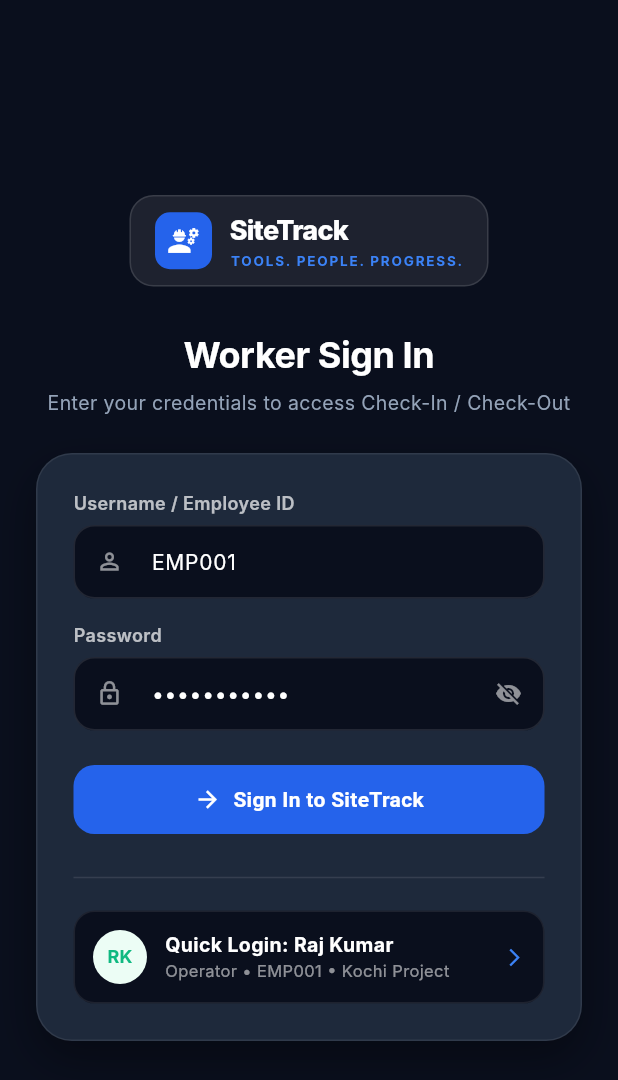
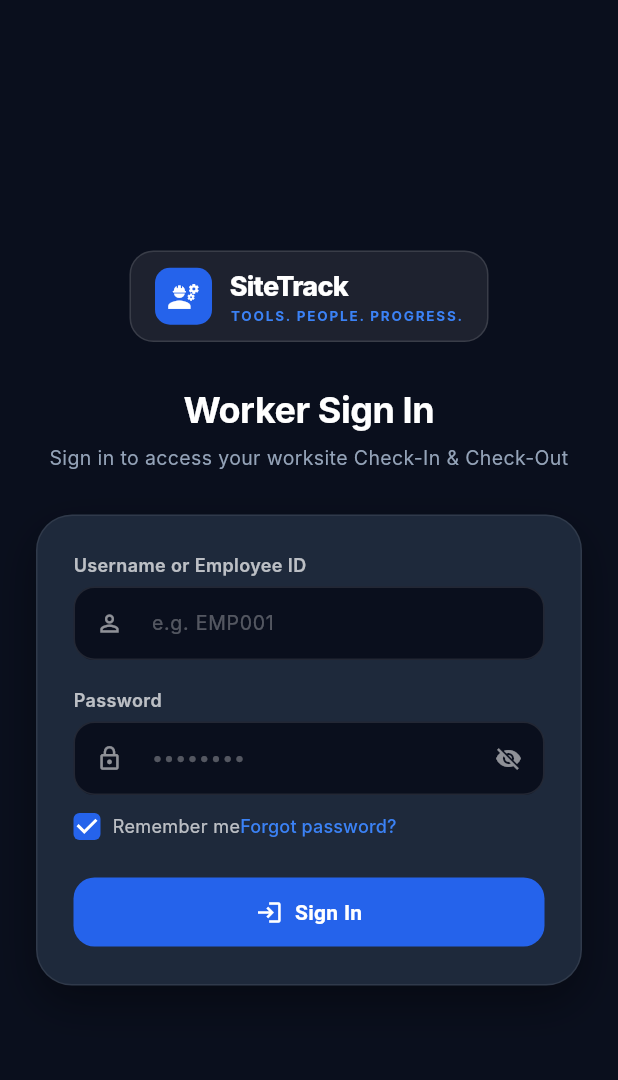
Before and after one commit to naveeniam45-prog/Sitetracker, a Flutter app: the screen it shows after launch, on a phone screen of 412 x 824 dp. Shown: the top 1080 px of the screen. Run offline on Flutter 3.47's test engine with Material 3 defaults, Android fonts, the phone set to English and light mode, and no system bars; accounts and stored records are empty; Roboto replaces fonts that are missing (Inter).

Commit message:
feat: clean login page ready for API integration without quick login

```diff
--- a/lib/features/auth/screens/login_screen.dart
+++ b/lib/features/auth/screens/login_screen.dart
@@ -13,43 +13,54 @@ class LoginScreen extends StatefulWidget {
 }
 
 class _LoginScreenState extends State<LoginScreen> {
-  final TextEditingController _usernameController = TextEditingController(text: 'EMP001');
-  final TextEditingController _passwordController = TextEditingController(text: 'password123');
+  final _formKey = GlobalKey<FormState>();
+  final TextEditingController _usernameController = TextEditingController();
+  final TextEditingController _passwordController = TextEditingController();
   bool _obscurePassword = true;
+  bool _rememberMe = true;
   String? _errorMessage;
   bool _isLoading = false;
 
+  @override
+  void dispose() {
+    _usernameController.dispose();
+    _passwordController.dispose();
+    super.dispose();
+  }
+
   void _handleLogin() async {
+    // Dismiss keyboard
+    FocusScope.of(context).unfocus();
+
+    if (!_formKey.currentState!.validate()) {
+      return;
+    }
+
     setState(() {
       _isLoading = true;
       _errorMessage = null;
     });
 
-    await Future.delayed(const Duration(milliseconds: 300));
+    final provider = context.read<AppStateProvider>();
+    final result = await provider.loginWithApi(
+      _usernameController.text.trim(),
+      _passwordController.text,
+    );
 
     if (!mounted) return;
-    final provider = context.read<AppStateProvider>();
-    final success = provider.login(_usernameController.text);
 
     setState(() {
       _isLoading = false;
     });
 
-    if (success) {
-      if (!mounted) return;
+    if (result.isSuccess) {
       // Navigate directly to Worker Check-In / Check-Out
       Navigator.pushReplacementNamed(context, RouteNames.workerCheckIn);
     } else {
       setState(() {
-        _errorMessage = 'Invalid username or password. (Demo: EMP001 / password123)';
+        _errorMessage = result.errorMessage ?? 'Invalid username or password. Please verify your credentials.';
       });
     }
-  }
-
-  void _quickLogin(String identifier) {
-    _usernameController.text = identifier;
-    _passwordController.text = 'password123';
-    _handleLogin();
   }
 
   @override
@@ -59,14 +70,18 @@ class _LoginScreenState extends State<LoginScreen> {
       body: SafeArea(
         child: Center(
           child: SingleChildScrollView(
-            padding: const EdgeInsets.symmetric(horizontal: 24, vertical: 20),
+            padding: const EdgeInsets.symmetric(horizontal: 24, vertical: 24),
             child: ConstrainedBox(
               constraints: const BoxConstraints(maxWidth: 400),
+              child: Form(
+                key: _formKey,
                 child: Column(
                   mainAxisAlignment: MainAxisAlignment.center,
+                  crossAxisAlignment: CrossAxisAlignment.stretch,
                   children: [
-                  // Brand Header
-                  Container(
+                    // Brand Header Badge
+                    Center(
+                      child: Container(
                         padding: const EdgeInsets.symmetric(horizontal: 16, vertical: 10),
                         decoration: BoxDecoration(
                           color: Colors.white.withValues(alpha: 0.08),
@@ -116,9 +131,12 @@ class _LoginScreenState extends State<LoginScreen> {
                           ],
                         ),
                       ),
+                    ),
 
                     const SizedBox(height: 28),
-                  const Text(
+
+                    const Center(
+                      child: Text(
                         'Worker Sign In',
                         style: TextStyle(
                           color: Colors.white,
@@ -127,19 +145,22 @@ class _LoginScreenState extends State<LoginScreen> {
                           letterSpacing: -0.3,
                         ),
                       ),
+                    ),
                     const SizedBox(height: 6),
-                  const Text(
-                    'Enter your credentials to access Check-In / Check-Out',
+                    const Center(
+                      child: Text(
+                        'Sign in to access your worksite Check-In & Check-Out',
                         textAlign: TextAlign.center,
                         style: TextStyle(
                           color: AppColors.textMuted,
                           fontSize: 13,
                         ),
                       ),
+                    ),
 
-                  const SizedBox(height: 24),
+                    const SizedBox(height: 28),
 
-                  // Login Form Card
+                    // Clean Login Form Card
                     Container(
                       padding: const EdgeInsets.all(24),
                       decoration: BoxDecoration(
@@ -157,6 +178,7 @@ class _LoginScreenState extends State<LoginScreen> {
                       child: Column(
                         crossAxisAlignment: CrossAxisAlignment.start,
                         children: [
+                          // Error Banner
                           if (_errorMessage != null) ...[
                             Container(
                               padding: const EdgeInsets.all(12),
@@ -166,24 +188,25 @@ class _LoginScreenState extends State<LoginScreen> {
                                 border: Border.all(color: AppColors.danger.withValues(alpha: 0.4)),
                               ),
                               child: Row(
+                                crossAxisAlignment: CrossAxisAlignment.start,
                                 children: [
                                   const Icon(Icons.error_outline, size: 16, color: AppColors.danger),
                                   const SizedBox(width: 8),
                                   Expanded(
                                     child: Text(
                                       _errorMessage!,
-                                    style: const TextStyle(fontSize: 12, color: Colors.white),
+                                      style: const TextStyle(fontSize: 12, color: Colors.white, height: 1.3),
                                     ),
                                   ),
                                 ],
                               ),
                             ),
-                          const SizedBox(height: 16),
+                            const SizedBox(height: 18),
                           ],
 
-                        // Username Field
+                          // Username / Employee ID Field
                           const Text(
-                          'Username / Employee ID',
+                            'Username or Employee ID',
                             style: TextStyle(
                               fontSize: 12,
                               fontWeight: FontWeight.w600,
@@ -191,9 +214,16 @@ class _LoginScreenState extends State<LoginScreen> {
                             ),
                           ),
                           const SizedBox(height: 6),
-                        TextField(
+                          TextFormField(
                             controller: _usernameController,
+                            textInputAction: TextInputAction.next,
                             style: const TextStyle(color: Colors.white, fontSize: 14),
+                            validator: (value) {
+                              if (value == null || value.trim().isEmpty) {
+                                return 'Please enter your username or employee ID';
+                              }
+                              return null;
+                            },
                             decoration: InputDecoration(
                               hintText: 'e.g. EMP001',
                               hintStyle: const TextStyle(color: Colors.white30, fontSize: 13),
@@ -212,10 +242,11 @@ class _LoginScreenState extends State<LoginScreen> {
                                 borderRadius: BorderRadius.circular(14),
                                 borderSide: const BorderSide(color: AppColors.primary, width: 2),
                               ),
+                              errorStyle: const TextStyle(color: AppColors.danger, fontSize: 11),
                             ),
                           ),
 
-                        const SizedBox(height: 16),
+                          const SizedBox(height: 18),
 
                           // Password Field
                           const Text(
@@ -227,10 +258,18 @@ class _LoginScreenState extends State<LoginScreen> {
                             ),
                           ),
                           const SizedBox(height: 6),
-                        TextField(
+                          TextFormField(
                             controller: _passwordController,
                             obscureText: _obscurePassword,
+                            textInputAction: TextInputAction.done,
+                            onFieldSubmitted: (_) => _handleLogin(),
                             style: const TextStyle(color: Colors.white, fontSize: 14),
+                            validator: (value) {
+                              if (value == null || value.isEmpty) {
+                                return 'Please enter your password';
+                              }
+                              return null;
+                            },
                             decoration: InputDecoration(
                               hintText: '••••••••',
                               hintStyle: const TextStyle(color: Colors.white30, fontSize: 13),
@@ -261,62 +300,83 @@ class _LoginScreenState extends State<LoginScreen> {
                                 borderRadius: BorderRadius.circular(14),
                                 borderSide: const BorderSide(color: AppColors.primary, width: 2),
                               ),
+                              errorStyle: const TextStyle(color: AppColors.danger, fontSize: 11),
                             ),
                           ),
 
-                        const SizedBox(height: 22),
+                          const SizedBox(height: 12),
 
-                        // Sign In Button
-                        AppButton(
-                          text: 'Sign In to SiteTrack',
-                          isFullWidth: true,
-                          isLoading: _isLoading,
-                          icon: Icons.arrow_forward,
-                          onPressed: _handleLogin,
+                          // Remember Me & Forgot Password Row
+                          Wrap(
+                            alignment: WrapAlignment.spaceBetween,
+                            crossAxisAlignment: WrapCrossAlignment.center,
+                            runSpacing: 6,
+                            children: [
+                              Row(
+                                mainAxisSize: MainAxisSize.min,
+                                children: [
+                                  SizedBox(
+                                    width: 18,
+                                    height: 18,
+                                    child: Checkbox(
+                                      value: _rememberMe,
+                                      activeColor: AppColors.primary,
+                                      checkColor: Colors.white,
+                                      side: const BorderSide(color: Colors.white38),
+                                      shape: RoundedRectangleBorder(
+                                        borderRadius: BorderRadius.circular(4),
                                       ),
-
-                        const SizedBox(height: 20),
-                        Divider(color: Colors.white.withValues(alpha: 0.1)),
-                        const SizedBox(height: 14),
-
-                        // One-Click Demo Login
-                        InkWell(
-                          onTap: () => _quickLogin('EMP001'),
-                          borderRadius: BorderRadius.circular(14),
-                          child: Container(
-                            padding: const EdgeInsets.all(12),
-                            decoration: BoxDecoration(
-                              color: AppColors.navy950,
-                              borderRadius: BorderRadius.circular(14),
-                              border: Border.all(color: Colors.white.withValues(alpha: 0.08)),
+                                      onChanged: (val) {
+                                        setState(() {
+                                          _rememberMe = val ?? true;
+                                        });
+                                      },
                                     ),
-                            child: const Row(
-                              children: [
-                                CircleAvatar(
-                                  radius: 18,
-                                  backgroundColor: AppColors.successBg,
-                                  child: Text('RK', style: TextStyle(color: AppColors.success, fontSize: 12, fontWeight: FontWeight.bold)),
                                   ),
-                                SizedBox(width: 12),
-                                Expanded(
-                                  child: Column(
-                                    crossAxisAlignment: CrossAxisAlignment.start,
-                                    children: [
-                                      Text(
-                                        'Quick Login: Raj Kumar',
-                                        style: TextStyle(color: Colors.white, fontSize: 13, fontWeight: FontWeight.bold),
+                                  const SizedBox(width: 8),
+                                  const Text(
+                                    'Remember me',
+                                    style: TextStyle(
+                                      color: Colors.white70,
+                                      fontSize: 12,
                                     ),
-                                      Text(
-                                        'Operator • EMP001 • Kochi Project',
-                                        style: TextStyle(color: Colors.white54, fontSize: 11),
                                   ),
                                 ],
                               ),
+                              TextButton(
+                                onPressed: () {
+                                  ScaffoldMessenger.of(context).showSnackBar(
+                                    const SnackBar(
+                                      content: Text('Please contact your site administrator to reset password.'),
                                     ),
-                                Icon(Icons.arrow_forward_ios, size: 14, color: AppColors.primaryLight),
+                                  );
+                                },
+                                style: TextButton.styleFrom(
+                                  padding: EdgeInsets.zero,
+                                  minimumSize: Size.zero,
+                                  tapTargetSize: MaterialTapTargetSize.shrinkWrap,
+                                ),
+                                child: const Text(
+                                  'Forgot password?',
+                                  style: TextStyle(
+                                    color: AppColors.primaryLight,
+                                    fontSize: 12,
+                                    fontWeight: FontWeight.w500,
+                                  ),
+                                ),
+                              ),
                             ],
                           ),
-                          ),
+
+                          const SizedBox(height: 24),
+
+                          // Clean Sign In Button
+                          AppButton(
+                            text: 'Sign In',
+                            isFullWidth: true,
+                            isLoading: _isLoading,
+                            icon: Icons.login,
+                            onPressed: _handleLogin,
                           ),
                         ],
                       ),
@@ -327,6 +387,7 @@ class _LoginScreenState extends State<LoginScreen> {
             ),
           ),
         ),
+      ),
     );
   }
 }
--- /dev/null
+++ b/lib/features/auth/services/auth_service.dart
@@ -0,0 +1,104 @@
+import '../../../core/network/api_client.dart';
+import '../../../core/network/api_endpoints.dart';
+import '../../../core/storage/local_storage.dart';
+import '../../../shared/models/user_model.dart';
+
+class AuthResult {
+  final bool isSuccess;
+  final UserModel? user;
+  final String? token;
+  final String? errorMessage;
+
+  const AuthResult({
+    required this.isSuccess,
+    this.user,
+    this.token,
+    this.errorMessage,
+  });
+
+  factory AuthResult.success(UserModel user, [String? token]) {
+    return AuthResult(isSuccess: true, user: user, token: token);
+  }
+
+  factory AuthResult.failure(String message) {
+    return AuthResult(isSuccess: false, errorMessage: message);
+  }
+}
+
+class AuthService {
+  final ApiClient _apiClient = ApiClient();
+
+  /// Logs in user by calling the backend API: POST /auth/login
+  /// [username]: Employee ID or username
+  /// [password]: User password
+  Future<AuthResult> login({
+    required String username,
+    required String password,
+  }) async {
+    try {
+      final response = await _apiClient.post(
+        ApiEndpoints.login,
+        {
+          'username': username.trim(),
+          'password': password,
+        },
+      );
+
+      if (response.isSuccess && response.data != null) {
+        final data = response.data;
+        final token = data['token'] ?? data['accessToken'] ?? data['data']?['token'];
+        if (token != null) {
+          await LocalStorage.setString('auth_token', token.toString());
+        }
+
+        final userJson = data['user'] ?? data['data']?['user'] ?? data;
+        final user = UserModel.fromJson(userJson is Map<String, dynamic> ? userJson : {});
+        return AuthResult.success(user, token?.toString());
+      } else {
+        // Fallback for development/offline testing if backend endpoint is not yet live
+        if (username.trim().isNotEmpty && password.isNotEmpty) {
+          final fallbackUser = UserModel(
+            id: 'worker-1',
+            name: username.toLowerCase().contains('raj') || username.toUpperCase() == 'EMP001'
+                ? 'Raj Kumar'
+                : username,
+            username: username,
+            employeeId: username.toUpperCase().startsWith('EMP') ? username.toUpperCase() : 'EMP001',
+            role: 'operator',
+            phone: '+91 98765 43210',
+            siteId: 'site-1',
+            siteName: 'Kochi Project',
+            avatarUrl: 'https://images.unsplash.com/photo-1544717305-2782549b5136?w=150&auto=format&fit=crop&q=80',
+          );
+          await LocalStorage.setString('auth_token', 'mock_jwt_token_sample');
+          return AuthResult.success(fallbackUser, 'mock_jwt_token_sample');
+        }
+
+        return AuthResult.failure(
+          response.errorMessage ?? 'Invalid credentials. Please verify username and password.',
+        );
+      }
+    } catch (e) {
+      // Fallback for development/offline connectivity
+      if (username.trim().isNotEmpty && password.isNotEmpty) {
+        final fallbackUser = UserModel(
+          id: 'worker-1',
+          name: username.toUpperCase() == 'EMP001' ? 'Raj Kumar' : username,
+          username: username,
+          employeeId: username.toUpperCase().startsWith('EMP') ? username.toUpperCase() : 'EMP001',
+          role: 'operator',
+          phone: '+91 98765 43210',
+          siteId: 'site-1',
+          siteName: 'Kochi Project',
+          avatarUrl: 'https://images.unsplash.com/photo-1544717305-2782549b5136?w=150&auto=format&fit=crop&q=80',
+        );
+        return AuthResult.success(fallbackUser);
+      }
+      return AuthResult.failure('Network connection error: ${e.toString()}');
+    }
+  }
+
+  Future<void> logout() async {
+    await LocalStorage.clear();
+  }
+}
--- a/lib/shared/providers/app_state_provider.dart
+++ b/lib/shared/providers/app_state_provider.dart
@@ -1,5 +1,6 @@
 import 'package:flutter/material.dart';
 import 'package:intl/intl.dart';
+import '../../features/auth/services/auth_service.dart';
 import '../models/user_model.dart';
 import '../models/site_model.dart';
 import '../models/worker_model.dart';
@@ -403,6 +404,20 @@ class AppStateProvider extends ChangeNotifier {
   List<HandoverModel> get handoverRequests => _handoverRequests;
 
   // AUTH ACTIONS
+  final AuthService _authService = AuthService();
+
+  Future<AuthResult> loginWithApi(String username, String password) async {
+    final result = await _authService.login(
+      username: username,
+      password: password,
+    );
+    if (result.isSuccess && result.user != null) {
+      _currentUser = result.user;
+      notifyListeners();
+    }
+    return result;
+  }
+
   bool login(String usernameOrId) {
     final query = usernameOrId.trim().toLowerCase();
 
--- a/pubspec.yaml
+++ b/pubspec.yaml
@@ -36,6 +36,7 @@ dependencies:
   cupertino_icons: ^1.0.8
   provider: ^6.1.5+1
   intl: ^0.20.3
+  http: ^1.6.0
 
 dev_dependencies:
   flutter_test:
```
Also changed, not shown: lib/core/network/api_client.dart (+94 -7 lines), lib/core/network/api_endpoints.dart (+14 -4 lines), lib/shared/models/user_model.dart (+28 -0 lines), pubspec.lock, 2 other files. Lines whose indentation alone changed are shown as unchanged.
